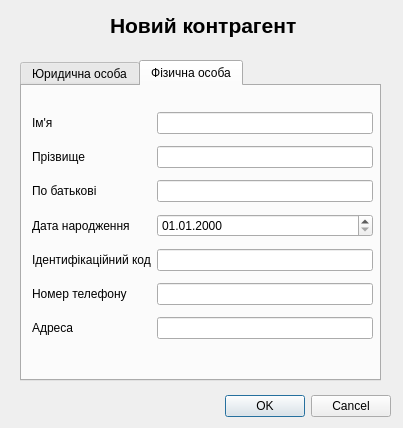
Before: the Qt Designer form contractorwindow.ui in stand-by/Qt_PostgreSQL_application, drawn with Qt 5.
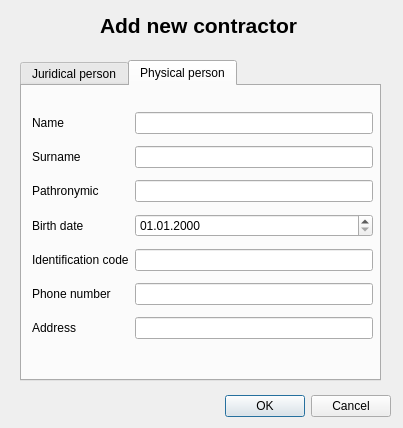
After: the same form once the commit is applied. The open tabs and pages were chosen to show the change.

```diff
--- a/contractorwindow.ui
+++ b/contractorwindow.ui
@@ -32,9 +32,9 @@
   <widget class="QLabel" name="label_header">
    <property name="geometry">
     <rect>
-     <x>110</x>
+     <x>100</x>
      <y>10</y>
-     <width>191</width>
+     <width>211</width>
      <height>31</height>
     </rect>
    </property>
@@ -46,7 +46,7 @@
     </font>
    </property>
    <property name="text">
-    <string>Новий контрагент</string>
+    <string>Add new contractor</string>
    </property>
   </widget>
   <widget class="QTabWidget" name="tab_widget">
@@ -63,9 +63,9 @@
    </property>
    <widget class="QWidget" name="tab_juridical">
     <attribute name="title">
-     <string>Юридична особа</string>
+     <string>Juridical person</string>
     </attribute>
-    <widget class="QWidget" name="">
+    <widget class="QWidget" name="layoutWidget">
      <property name="geometry">
       <rect>
        <x>10</x>
@@ -120,7 +120,7 @@
    </widget>
    <widget class="QWidget" name="tab_physical">
     <attribute name="title">
-     <string>Фiзична особа</string>
+     <string>Physical person</string>
     </attribute>
     <widget class="QWidget" name="layoutWidget">
      <property name="geometry">
@@ -138,7 +138,7 @@
       <item row="5" column="0">
        <widget class="QLabel" name="label_phone_phy">
         <property name="text">
-         <string>Номер телефону</string>
+         <string>Phone number</string>
         </property>
        </widget>
       </item>
@@ -151,7 +151,7 @@
       <item row="2" column="0">
        <widget class="QLabel" name="label_pathronymic_phy">
         <property name="text">
-         <string>По батьковi</string>
+         <string>Pathronymic</string>
         </property>
        </widget>
       </item>
@@ -161,14 +161,14 @@
       <item row="4" column="0">
        <widget class="QLabel" name="label_code_phy">
         <property name="text">
-         <string>Iдентифiкацiйний код</string>
+         <string>Identification code</string>
         </property>
        </widget>
       </item>
       <item row="6" column="0">
        <widget class="QLabel" name="label_address_phy">
         <property name="text">
-         <string>Адреса</string>
+         <string>Address</string>
         </property>
        </widget>
       </item>
@@ -178,14 +178,14 @@
       <item row="0" column="0">
        <widget class="QLabel" name="label_name_phy">
         <property name="text">
-         <string>Iм'я</string>
+         <string>Name</string>
         </property>
        </widget>
       </item>
       <item row="1" column="0">
        <widget class="QLabel" name="label_surname_phy">
         <property name="text">
-         <string>Прiзвище</string>
+         <string>Surname</string>
         </property>
        </widget>
       </item>
@@ -195,7 +195,7 @@
       <item row="3" column="0">
        <widget class="QLabel" name="label_birth_phy">
         <property name="text">
-         <string>Дата народження</string>
+         <string>Birth date</string>
         </property>
        </widget>
       </item>
```
Left out of the diff: 8 changed lines with no effect on the pictures.
